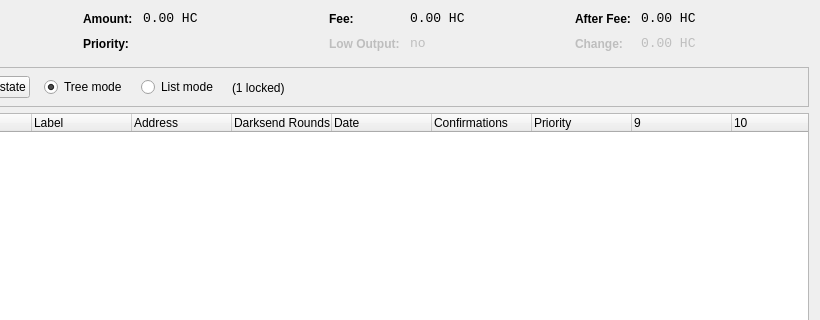
Qt form src/qt/forms/coincontroldialog.ui (cbtc/anewcoin) before a commit; both pictures show x 180 to 1000 and y 0 to 320 of the 1000 by 500 pixel window.
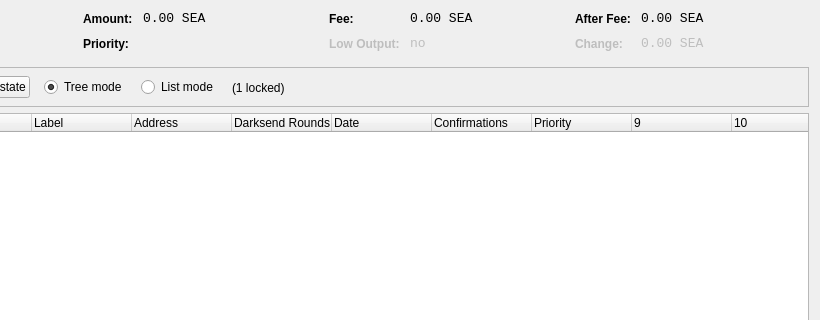
The same form after that commit. Custom widgets are drawn as their Qt base class.

Patch:
```diff
--- a/src/qt/forms/coincontroldialog.ui
+++ b/src/qt/forms/coincontroldialog.ui
@@ -141,7 +141,7 @@
           <enum>Qt::ActionsContextMenu</enum>
          </property>
          <property name="text">
-          <string notr="true">0.00 HC</string>
+          <string notr="true">0.00 SEA</string>
          </property>
          <property name="textInteractionFlags">
           <set>Qt::LinksAccessibleByMouse|Qt::TextSelectableByKeyboard|Qt::TextSelectableByMouse</set>
@@ -221,7 +221,7 @@
           <enum>Qt::ActionsContextMenu</enum>
          </property>
          <property name="text">
-          <string notr="true">0.00 HC</string>
+          <string notr="true">0.00 SEA</string>
          </property>
          <property name="textInteractionFlags">
           <set>Qt::LinksAccessibleByMouse|Qt::TextSelectableByKeyboard|Qt::TextSelectableByMouse</set>
@@ -307,7 +307,7 @@
           <enum>Qt::ActionsContextMenu</enum>
          </property>
          <property name="text">
-          <string notr="true">0.00 HC</string>
+          <string notr="true">0.00 SEA</string>
          </property>
          <property name="textInteractionFlags">
           <set>Qt::LinksAccessibleByMouse|Qt::TextSelectableByKeyboard|Qt::TextSelectableByMouse</set>
@@ -345,7 +345,7 @@
           <enum>Qt::ActionsContextMenu</enum>
          </property>
          <property name="text">
-          <string notr="true">0.00 HC</string>
+          <string notr="true">0.00 SEA</string>
          </property>
          <property name="textInteractionFlags">
           <set>Qt::LinksAccessibleByMouse|Qt::TextSelectableByKeyboard|Qt::TextSelectableByMouse</set>
```
